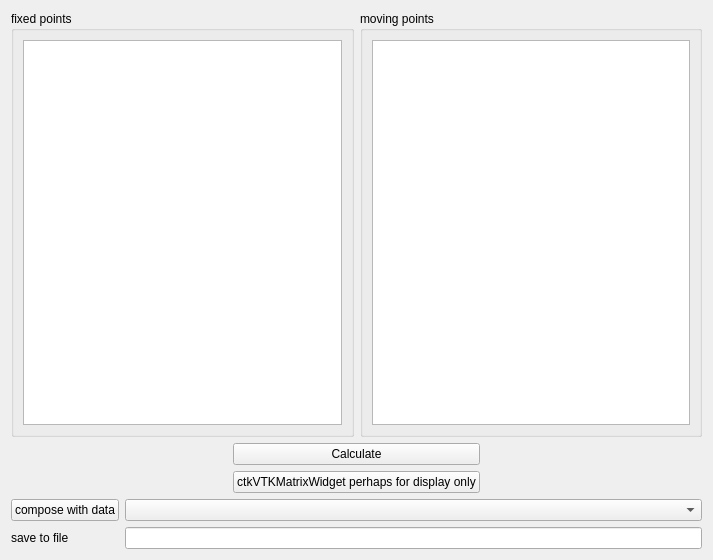
Qt form Code/Gui/MITK/Plugins/uk.ac.ucl.cmic.igipointreg/src/internal/PointRegView.ui (NifTK/NifTK) before a commit.
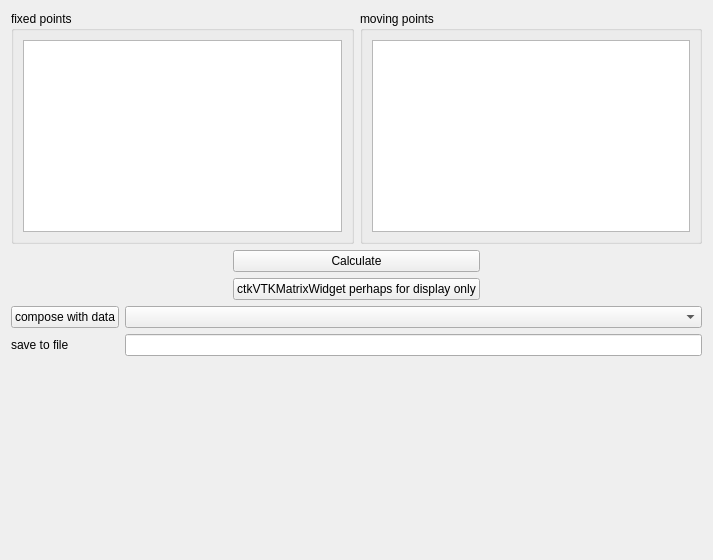
The same form after that commit. Custom widgets are drawn as their Qt base class.

Commit message: Bug #2289: Added vertical spacer into UI

Patch:
```diff
--- a/Code/Gui/MITK/Plugins/uk.ac.ucl.cmic.igipointreg/src/internal/PointRegView.ui
+++ b/Code/Gui/MITK/Plugins/uk.ac.ucl.cmic.igipointreg/src/internal/PointRegView.ui
@@ -116,6 +116,19 @@
        </item>
       </layout>
      </item>
+     <item>
+      <spacer name="verticalSpacer">
+       <property name="orientation">
+        <enum>Qt::Vertical</enum>
+       </property>
+       <property name="sizeHint" stdset="0">
+        <size>
+         <width>20</width>
+         <height>40</height>
+        </size>
+       </property>
+      </spacer>
+     </item>
     </layout>
    </item>
   </layout>
```
